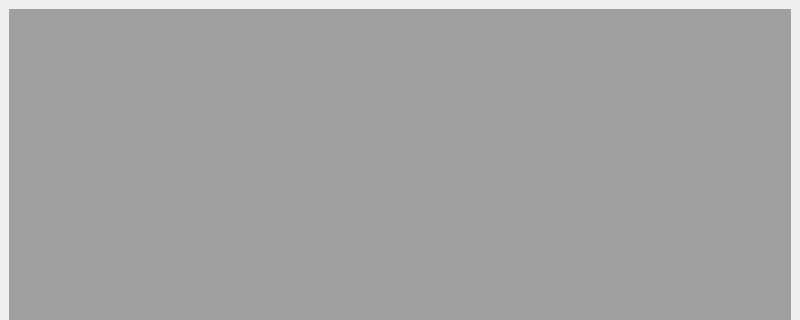
The window that apps/ImageTools/mainwindow.ui (xiaoqinxing/myrepo_c) describes before a commit, drawn with Qt 5; both pictures show x 0 to 800 and y 0 to 320 of the 800 by 600 pixel window.
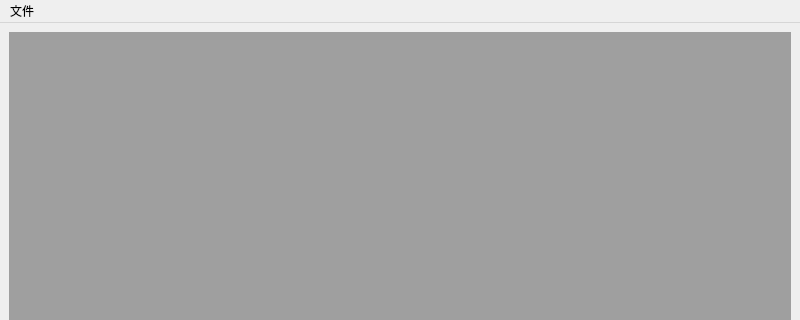
The same window after the commit.

Commit message: UPDATE: 重构imageeffect类，仅在这个类中使用opencv，对其他类屏蔽 ADD: 增加保存文件的功能实现

```diff
--- a/apps/ImageTools/mainwindow.ui
+++ b/apps/ImageTools/mainwindow.ui
@@ -42,6 +42,12 @@
      <height>23</height>
     </rect>
    </property>
+   <widget class="QMenu" name="menu">
+    <property name="title">
+     <string>文件</string>
+    </property>
+   </widget>
+   <addaction name="menu"/>
   </widget>
  </widget>
  <resources/>
```
The commit also changes 9 other files.
